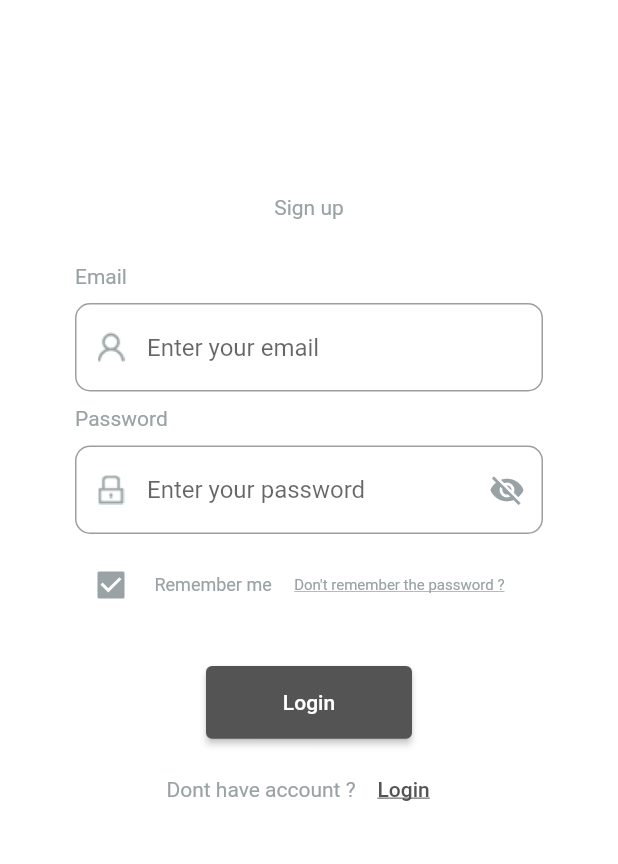
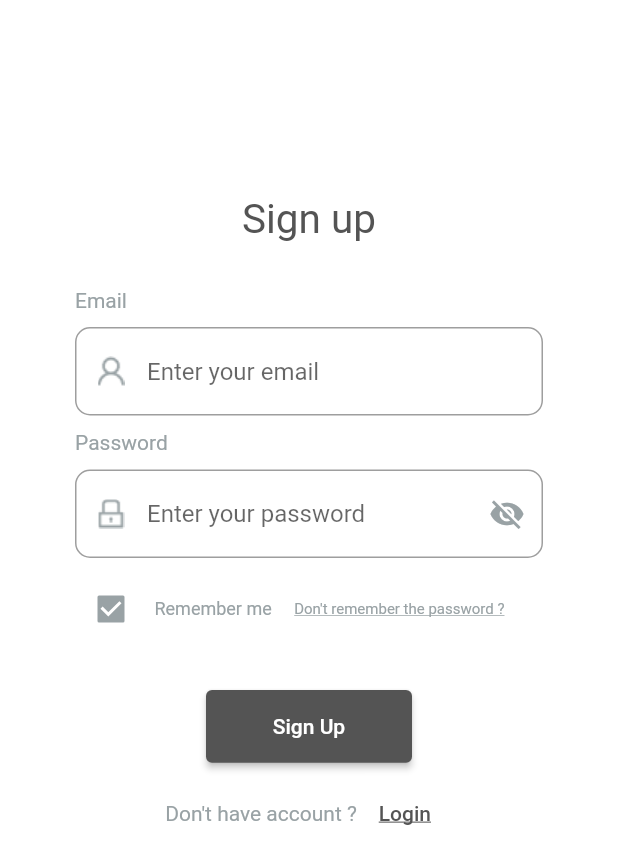
Before and after one commit to The-Garage-Tech-Team/ChatBot-, a Flutter app: the SignUpScreen screen opened by its route, on a phone screen of 412 x 824 dp. Shown: the top 864 px of the screen. Run offline on Flutter 3.47's test engine with Material 2 defaults, Android fonts, the phone set to English and light mode, and no system bars; our stand-ins replace badges, cloud_firestore, firebase_auth, firebase_core, flutter_svg, flutter_switch and 4 more; accounts and stored records are empty.

Commit message:
edited login and sign up screen some typo and responsiveness

```diff
--- a/lib/view/screens/login_screen.dart
+++ b/lib/view/screens/login_screen.dart
@@ -103,11 +103,11 @@ class LoginScreen extends StatelessWidget {
                         key: _formKey,
                         child: Container(
                           constraints: const BoxConstraints(
-                            minHeight: 52,
+
                             minWidth: 150 * 2,
                           ),
                           width: 40.w,
-                          height: 35.h,
+
                           child: Column(
                             crossAxisAlignment: CrossAxisAlignment.start,
                             children: [
--- a/lib/view/screens/signup_screen.dart
+++ b/lib/view/screens/signup_screen.dart
@@ -25,7 +25,7 @@ class SignUpScreen extends StatelessWidget {
                     const SizedBox(height: 130),
                     const Text(
                       'Sign up',
-                      style: TextStyle(color: kGreyColor),
+                      style: TextStyle(color: kGreyColor2, fontSize: 27),
                     ),
                     const SizedBox(height: 30),
                     Padding(
@@ -155,7 +155,7 @@ class SignUpScreen extends StatelessWidget {
                                       return null;
                                     }
                                   },
-                                  child: const Text('Login'),
+                                  child: const Text('Sign Up'),
                                 ),
                               ),
                             ),
@@ -164,7 +164,7 @@ class SignUpScreen extends StatelessWidget {
                               mainAxisAlignment: MainAxisAlignment.center,
                               children: [
                                 const Text(
-                                  'Dont have account ?',
+                                  'Don\'t have account ?',
                                   style: TextStyle(color: kGreyColor),
                                 ),
                                 TextButton(
```
